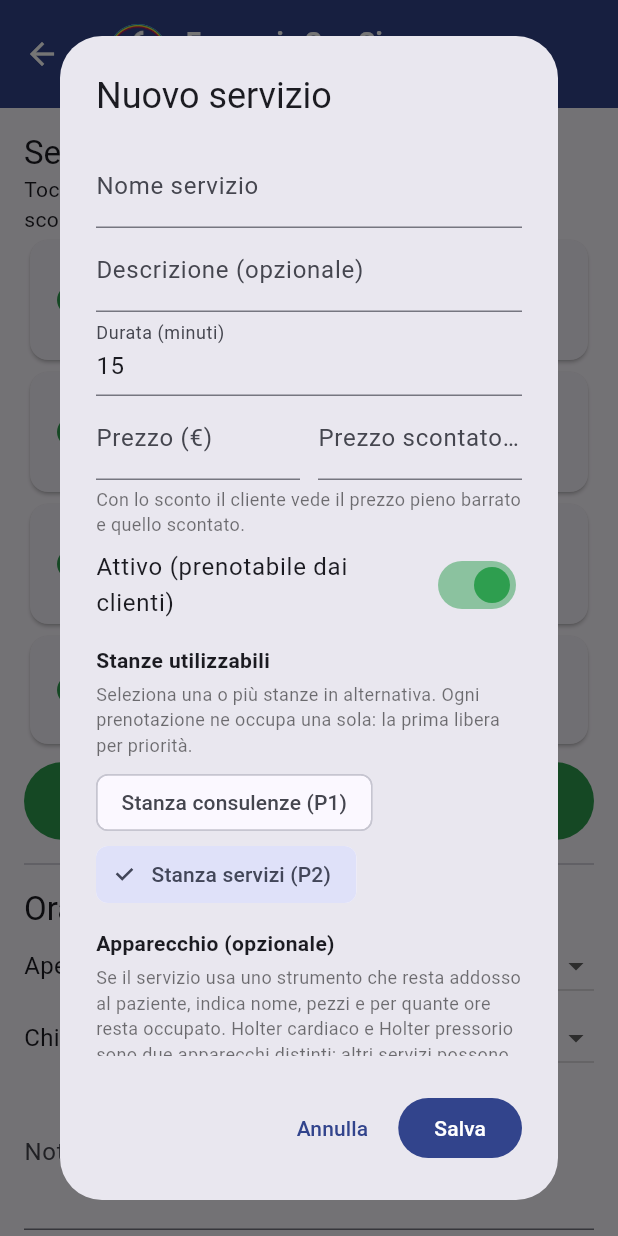
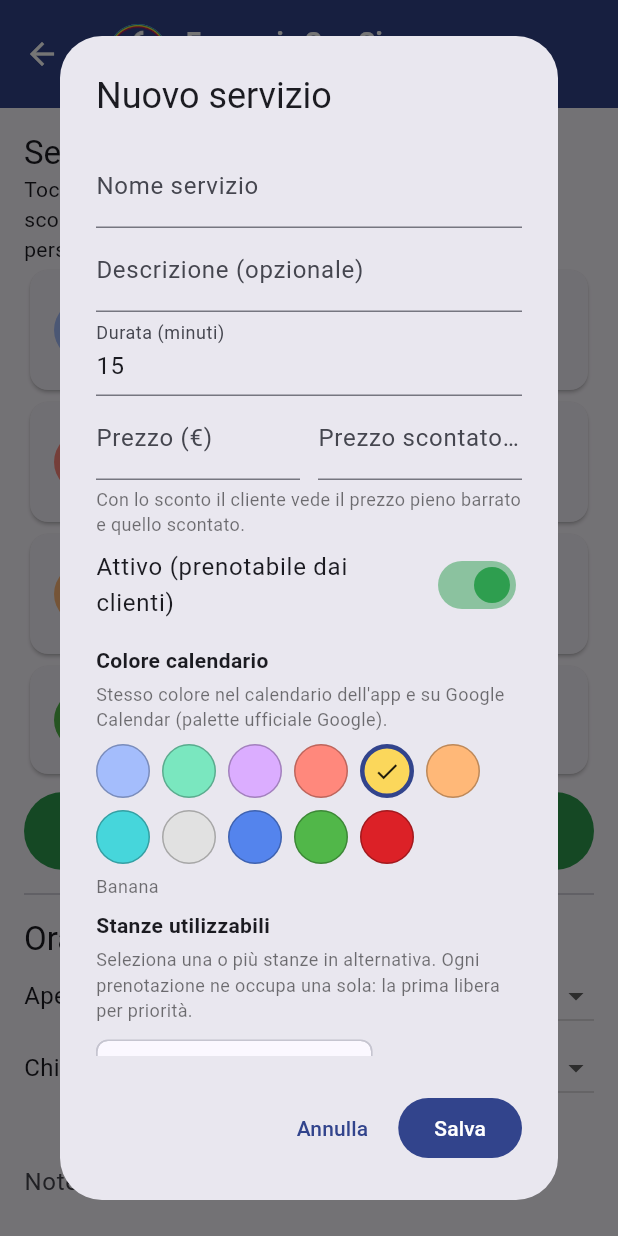
Before and after one commit to vbvaleria89/prenotazioni-farmacia, a Flutter app: the _BackofficeBody screen opened directly, after a tap on "Aggiungi servizio", on a phone screen of 412 x 824 dp. Run offline on Flutter 3.47's test engine with Material 3 defaults, Android fonts, the phone set to English and light mode, and no system bars; our stand-ins replace cloud_firestore, firebase_auth, firebase_core, image_picker; missing offline and left inert: dart:js_interop; accounts and stored records are empty; network calls fail.

Commit message:
Colore servizio in backoffice, calendario app e Google Calendar
L'admin può scegliere un colore dalla palette Google (1–11) per ogni servizio.
Il colore colora gli eventi nel calendario interno (con legenda) e viene
applicato come colorId su Google Calendar in sync/reconcile.

Co-authored-by: vbvaleria89 <vbvaleria89@users.noreply.github.com>

```diff
--- /dev/null
+++ b/lib/models/service_colors.dart
@@ -0,0 +1,80 @@
+import 'package:flutter/material.dart';
+
+/// Palette eventi Google Calendar (colorId 1–11) e hex usati nell'app.
+/// Google non accetta hex custom sugli eventi: solo questi ID.
+class ServiceColorOption {
+  final String gcalColorId;
+  final String name;
+  final String hex; // #RRGGBB
+  const ServiceColorOption(this.gcalColorId, this.name, this.hex);
+
+  Color get color => Color(int.parse('FF${hex.substring(1)}', radix: 16));
+}
+
+/// Colori ufficiali (approssimazione UI Google Calendar).
+const serviceColorPalette = <ServiceColorOption>[
+  ServiceColorOption('1', 'Lavanda', '#A4BDFC'),
+  ServiceColorOption('2', 'Salvia', '#7AE7BF'),
+  ServiceColorOption('3', 'Uva', '#DBADFF'),
+  ServiceColorOption('4', 'Fenicottero', '#FF887C'),
+  ServiceColorOption('5', 'Banana', '#FBD75B'),
+  ServiceColorOption('6', 'Mandarino', '#FFB878'),
+  ServiceColorOption('7', 'Pavone', '#46D6DB'),
+  ServiceColorOption('8', 'Grafite', '#E1E1E1'),
+  ServiceColorOption('9', 'Mirtillo', '#5484ED'),
+  ServiceColorOption('10', 'Basilico', '#51B749'),
+  ServiceColorOption('11', 'Pomodoro', '#DC2127'),
+];
+
+const kDefaultServiceGcalColorId = '9'; // Mirtillo — vicino al navy del brand
+
+ServiceColorOption serviceColorByGcalId(String? id) {
+  final want = (id ?? '').trim();
+  for (final c in serviceColorPalette) {
+    if (c.gcalColorId == want) return c;
+  }
+  return serviceColorPalette.firstWhere((c) => c.gcalColorId == kDefaultServiceGcalColorId);
+}
+
+ServiceColorOption serviceColorByHex(String? hex) {
+  final h = normalizeServiceHex(hex);
+  if (h != null) {
+    for (final c in serviceColorPalette) {
+      if (c.hex == h) return c;
+    }
+  }
+  return serviceColorByGcalId(kDefaultServiceGcalColorId);
+}
+
+/// Default stabile per servizi seed / senza colore salvato (allineato a `gcal.mjs`).
+ServiceColorOption defaultServiceColorFor({String? id, int ordine = 0}) {
+  final n = serviceColorPalette.length;
+  if (ordine > 0) return serviceColorPalette[(ordine - 1) % n];
+  var h = 0;
+  for (final u in (id ?? '').codeUnits) {
+    h = (h + u) % n;
+  }
+  return serviceColorPalette[h];
+}
+
+String? normalizeServiceHex(String? raw) {
+  if (raw == null) return null;
+  var s = raw.trim().toUpperCase();
+  if (s.isEmpty) return null;
+  if (!s.startsWith('#')) s = '#$s';
+  if (s.length == 4) {
+    s = '#${s[1]}${s[1]}${s[2]}${s[2]}${s[3]}${s[3]}';
+  }
+  if (!RegExp(r'^#[0-9A-F]{6}$').hasMatch(s)) return null;
+  return s;
+}
+
+Color colorFromServiceHex(String? hex, {Color fallback = const Color(0xFF5484ED)}) {
+  final h = normalizeServiceHex(hex);
+  if (h == null) return fallback;
+  return Color(int.parse('FF${h.substring(1)}', radix: 16));
+}
+
+/// Testo bianco o scuro a seconda della luminosità dello sfondo.
+Color contrastOn(Color bg) =>
+    bg.computeLuminance() > 0.55 ? Colors.black87 : Colors.white;
--- a/lib/models/service_type.dart
+++ b/lib/models/service_type.dart
@@ -1,8 +1,11 @@
 import 'package:cloud_firestore/cloud_firestore.dart';
+import 'package:flutter/material.dart';
 import 'device.dart';
 import 'room.dart';
+import 'service_colors.dart';
 export 'device.dart';
 export 'room.dart';
+export 'service_colors.dart';
 
 /// Stanze fisse della farmacia (1 e 2). Una prenotazione ne occupa sempre una sola.
 const int kStanza1 = 1;
@@ -35,10 +38,25 @@ class ServiceType {
   final String deviceId;
   /// Ore in cui l'apparecchio resta occupato dopo l'inizio (es. 24 per l'Holter).
   final int deviceHoldHours;
+  /// Hex `#RRGGBB` per calendario app; allineato a [gcalColorId] (palette Google 1–11).
+  final String colore;
+  /// ID colore evento Google Calendar (`1`…`11`).
+  final String gcalColorId;
 
   const ServiceType({required this.id, required this.name, required this.description, required this.duration,
       this.attivo = true, this.prezzo, this.prezzoScontato, this.giorni = const {}, this.dipendenteId = '', this.dipendenteNome = '', this.ordine = 0,
-      this.stanze = const {kStanza1}, this.deviceId = '', this.deviceHoldHours = 0});
+      this.stanze = const {kStanza1}, this.deviceId = '', this.deviceHoldHours = 0,
+      this.colore = '', this.gcalColorId = ''});
+
+  ServiceColorOption get colorOption {
+    if (gcalColorId.isNotEmpty) return serviceColorByGcalId(gcalColorId);
+    if (colore.isNotEmpty) return serviceColorByHex(colore);
+    return defaultServiceColorFor(id: id, ordine: ordine);
+  }
+
+  Color get calendarColor => colorOption.color;
+  String get effectiveGcalColorId => colorOption.gcalColorId;
+  String get effectiveColore => colorOption.hex;
 
   bool get scontato => prezzo != null && prezzoScontato != null && prezzoScontato! < prezzo!;
   double? get prezzoFinale => scontato ? prezzoScontato : prezzo;
@@ -86,7 +104,25 @@ class ServiceType {
     return out.isEmpty ? const {kStanza1} : out;
   }
 
-  factory ServiceType.fromMap(String id, Map<String, dynamic> m) => ServiceType(
+  static (String colore, String gcalColorId) _parseColor(Map<String, dynamic> m, String id, int ordine) {
+    final rawId = (m['gcalColorId'] ?? '').toString().trim();
+    final rawHex = normalizeServiceHex((m['colore'] ?? '').toString());
+    if (rawId.isNotEmpty) {
+      final opt = serviceColorByGcalId(rawId);
+      return (opt.hex, opt.gcalColorId);
+    }
+    if (rawHex != null) {
+      final opt = serviceColorByHex(rawHex);
+      return (opt.hex, opt.gcalColorId);
+    }
+    final opt = defaultServiceColorFor(id: id, ordine: ordine);
+    return (opt.hex, opt.gcalColorId);
+  }
+
+  factory ServiceType.fromMap(String id, Map<String, dynamic> m) {
+    final ordine = (m['ordine'] as num? ?? 0).toInt();
+    final colors = _parseColor(m, id, ordine);
+    return ServiceType(
         id: id,
         name: (m['nome'] ?? id) as String,
         description: (m['descrizione'] ?? '') as String,
@@ -97,11 +133,14 @@ class ServiceType {
         giorni: {for (final d in (m['giorni'] as List? ?? const [])) (d as num).toInt()},
         dipendenteId: (m['dipendenteId'] ?? '') as String,
         dipendenteNome: (m['dipendenteNome'] ?? '') as String,
-        ordine: (m['ordine'] as num? ?? 0).toInt(),
+        ordine: ordine,
         stanze: _parseStanze(m['stanze']),
         deviceId: _parseDeviceId(m, (m['nome'] ?? id) as String, id),
         deviceHoldHours: _parseHoldHours(m, (m['nome'] ?? id) as String, id),
+        colore: colors.$1,
+        gcalColorId: colors.$2,
       );
+  }
 
   factory ServiceType.fromDoc(DocumentSnapshot<Map<String, dynamic>> d) => ServiceType.fromMap(d.id, d.data() ?? {});
 
@@ -112,6 +151,8 @@ class ServiceType {
         'stanze': stanzeOrdinate,
         'deviceId': deviceId,
         'deviceHoldHours': deviceHoldHours,
+        'colore': effectiveColore,
+        'gcalColorId': effectiveGcalColorId,
         'updatedAt': FieldValue.serverTimestamp(),
       };
 
@@ -136,8 +177,8 @@ String euro(double v) => '€ ${v.toStringAsFixed(2).replaceAll('.', ',')}';
 
 // Seed iniziale (usato solo se la collezione `services` è vuota). NO Otopharma. Default Stanza 1.
 const mockServices = [
-  ServiceType(id: 'tricologico', name: 'Analisi tricologica', description: 'Check-up di capelli e cuoio capelluto', duration: Duration(minutes: 30), giorni: {2, 4}, ordine: 1, stanze: {kStanza1}),
-  ServiceType(id: 'holter', name: 'Holter Cardiaco', description: 'Applicazione Holter cardiaco', duration: Duration(minutes: 20), ordine: 2, stanze: {kStanza1}, deviceId: Device.holterId, deviceHoldHours: Device.holterDefaultHours),
-  ServiceType(id: 'holter-pressorio', name: 'Holter Pressorio', description: 'Applicazione Holter pressorio', duration: Duration(minutes: 20), ordine: 3, stanze: {kStanza1}, deviceId: Device.holterPressorioId, deviceHoldHours: Device.holterDefaultHours),
-  ServiceType(id: 'analisi', name: 'Analisi varie', description: 'Glicemia, colesterolo, ecc.', duration: Duration(minutes: 15), ordine: 4, stanze: {kStanza1}),
+  ServiceType(id: 'tricologico', name: 'Analisi tricologica', description: 'Check-up di capelli e cuoio capelluto', duration: Duration(minutes: 30), giorni: {2, 4}, ordine: 1, stanze: {kStanza1}, colore: '#A4BDFC', gcalColorId: '1'),
+  ServiceType(id: 'holter', name: 'Holter Cardiaco', description: 'Applicazione Holter cardiaco', duration: Duration(minutes: 20), ordine: 2, stanze: {kStanza1}, deviceId: Device.holterId, deviceHoldHours: Device.holterDefaultHours, colore: '#FF887C', gcalColorId: '4'),
+  ServiceType(id: 'holter-pressorio', name: 'Holter Pressorio', description: 'Applicazione Holter pressorio', duration: Duration(minutes: 20), ordine: 3, stanze: {kStanza1}, deviceId: Device.holterPressorioId, deviceHoldHours: Device.holterDefaultHours, colore: '#FFB878', gcalColorId: '6'),
+  ServiceType(id: 'analisi', name: 'Analisi varie', description: 'Glicemia, colesterolo, ecc.', duration: Duration(minutes: 15), ordine: 4, stanze: {kStanza1}, colore: '#51B749', gcalColorId: '10'),
 ];
--- a/lib/screens/staff/backoffice.dart
+++ b/lib/screens/staff/backoffice.dart
@@ -63,7 +63,7 @@ class _BackofficeState extends State<_BackofficeBody> {
   @override
   void initState() {
     super.initState();
-    bookingService.seedServicesIfEmpty().catchError((_) {});
+    bookingService.seedServicesIfEmpty().catchError((_) {}).then((_) => bookingService.seedServiceColorsIfMissing()).catchError((_) {});
     Room.seedIfEmpty().catchError((_) {});
     Device.seedIfEmpty().catchError((_) {});
     bookingService.seedHolterDevice().catchError((_) {});
@@ -109,7 +109,7 @@ class _BackofficeState extends State<_BackofficeBody> {
               Row(children: [
                 Expanded(child: Text('Servizi', style: t)),
               ]),
-              const Text('Tocca un servizio per modificare nome, durata, prezzo, sconto, giorni, stanze utilizzabili e persona.'),
+              const Text('Tocca un servizio per modificare nome, durata, prezzo, sconto, colore calendario, giorni, stanze utilizzabili e persona.'),
               StreamBuilder<List<ServiceType>>(
                 stream: bookingService.watchServices(),
                 builder: (context, snap) {
@@ -118,7 +118,10 @@ class _BackofficeState extends State<_BackofficeBody> {
                   return Column(children: [
                     for (final s in list)
                       Card(child: ListTile(
-                        leading: Icon(s.attivo ? Icons.check_circle : Icons.pause_circle, color: s.attivo ? Brand.green : Colors.grey),
+                        leading: CircleAvatar(
+                          backgroundColor: s.calendarColor,
+                          child: Icon(s.attivo ? Icons.check : Icons.pause, color: contrastOn(s.calendarColor), size: 18),
+                        ),
                         title: Text(s.name + (s.attivo ? '' : ' (disattivato)')),
                         subtitle: Text([
                           '${s.duration.inMinutes} min',
@@ -231,6 +234,9 @@ class _ServiceDialogState extends State<_ServiceDialog> {
     return h > 0 ? '$h' : '';
   }());
   late String _dipId = widget.service?.dipendenteId ?? '';
+  late String _gcalColorId = (widget.service?.effectiveGcalColorId.isNotEmpty == true)
+      ? widget.service!.effectiveGcalColorId
+      : defaultServiceColorFor(id: widget.service?.id, ordine: widget.nextOrder).gcalColorId;
 
   static String _fmt(double? v) => v == null ? '' : v.toStringAsFixed(2).replaceAll('.', ',');
   static double? _parse(String s) => s.trim().isEmpty ? null : double.tryParse(s.trim().replaceAll('€', '').replaceAll(',', '.'));
@@ -285,12 +291,14 @@ class _ServiceDialogState extends State<_ServiceDialog> {
       }
       deviceId = dev.id;
     }
+    final color = serviceColorByGcalId(_gcalColorId);
     final s = ServiceType(
       id: old?.id ?? _slug(_nome.text),
       name: _nome.text.trim(), description: _desc.text.trim(), duration: Duration(minutes: int.parse(_durata.text.trim())),
       attivo: _attivo, prezzo: _parse(_prezzo.text), prezzoScontato: _parse(_sconto.text),
       giorni: _dedicati ? _giorniSel : const {}, dipendenteId: _dipId, dipendenteNome: _persona.text.trim(), ordine: old?.ordine ?? widget.nextOrder,
       stanze: {..._stanzeSel}, deviceId: deviceId, deviceHoldHours: deviceHoldHours,
+      colore: color.hex, gcalColorId: color.gcalColorId,
     );
     try {
       await bookingService.saveService(s);
@@ -339,6 +347,40 @@ class _ServiceDialogState extends State<_ServiceDialog> {
                 style: TextStyle(fontSize: 12, color: Colors.black54))),
             SwitchListTile(contentPadding: EdgeInsets.zero, activeThumbColor: Brand.green, title: const Text('Attivo (prenotabile dai clienti)'),
                 value: _attivo, onChanged: (v) => setState(() => _attivo = v)),
+            const Padding(padding: EdgeInsets.only(top: 8, bottom: 4), child: Text('Colore calendario', style: TextStyle(fontWeight: FontWeight.w600))),
+            const Text('Stesso colore nel calendario dell\'app e su Google Calendar (palette ufficiale Google).',
+                style: TextStyle(fontSize: 12, color: Colors.black54)),
+            const SizedBox(height: 8),
+            Wrap(spacing: 8, runSpacing: 8, children: [
+              for (final c in serviceColorPalette)
+                Tooltip(
+                  message: c.name,
+                  child: InkWell(
+                    onTap: () => setState(() => _gcalColorId = c.gcalColorId),
+                    borderRadius: BorderRadius.circular(20),
+                    child: Container(
+                      width: 36,
+                      height: 36,
+                      decoration: BoxDecoration(
+                        color: c.color,
+                        shape: BoxShape.circle,
+                        border: Border.all(
+                          color: _gcalColorId == c.gcalColorId ? Brand.primary : Colors.black26,
+                          width: _gcalColorId == c.gcalColorId ? 3 : 1,
+                        ),
+                      ),
+                      child: _gcalColorId == c.gcalColorId
+                          ? Icon(Icons.check, size: 18, color: contrastOn(c.color))
+                          : null,
+                    ),
+                  ),
+                ),
+            ]),
+            Padding(
+              padding: const EdgeInsets.only(top: 6),
+              child: Text(serviceColorByGcalId(_gcalColorId).name,
+                  style: const TextStyle(fontSize: 12, color: Colors.black54)),
+            ),
             const Padding(padding: EdgeInsets.only(top: 8, bottom: 4), child: Text('Stanze utilizzabili', style: TextStyle(fontWeight: FontWeight.w600))),
             const Text('Seleziona una o più stanze in alternativa. Ogni prenotazione ne occupa una sola: la prima libera per priorità.',
                 style: TextStyle(fontSize: 12, color: Colors.black54)),
--- a/lib/services/booking_service.dart
+++ b/lib/services/booking_service.dart
@@ -176,6 +176,23 @@ class BookingService extends ChangeNotifier {
 
   Future<void> saveService(ServiceType s) => servicesRef.doc(s.id).set(s.toMap(), SetOptions(merge: true));
 
+  /// Migrazione: servizi senza `colore`/`gcalColorId` ricevono un default dalla palette Google.
+  Future<void> seedServiceColorsIfMissing() async {
+    final q = await servicesRef.get();
+    for (final d in q.docs) {
+      final raw = d.data();
+      final hasId = (raw['gcalColorId'] ?? '').toString().trim().isNotEmpty;
+      final hasHex = (raw['colore'] ?? '').toString().trim().isNotEmpty;
+      if (hasId && hasHex) continue;
+      final s = ServiceType.fromDoc(d);
+      await d.reference.set({
+        'colore': s.effectiveColore,
+        'gcalColorId': s.effectiveGcalColorId,
+        'updatedAt': FieldValue.serverTimestamp(),
+      }, SetOptions(merge: true));
+    }
+  }
+
   /// Seed/migrazione: se `services` è vuota crea i servizi di base, importando giorni e persona del tricologico da settings.
   Future<void> seedServicesIfEmpty() async {
     if ((await servicesRef.limit(1).get()).docs.isNotEmpty) return;
@@ -184,7 +201,8 @@ class BookingService extends ChangeNotifier {
       final t = s.id == 'tricologico';
       await saveService(ServiceType(id: s.id, name: s.name, description: s.description, duration: s.duration, ordine: s.ordine,
           giorni: t ? cfg.tricologicoDays : const {}, dipendenteId: t ? cfg.tricologoEmployeeId : '', dipendenteNome: t ? cfg.tricologoNome : '',
-          stanze: s.stanze, deviceId: s.deviceId, deviceHoldHours: s.deviceHoldHours));
+          stanze: s.stanze, deviceId: s.deviceId, deviceHoldHours: s.deviceHoldHours,
+          colore: s.effectiveColore, gcalColorId: s.effectiveGcalColorId));
     }
   }
 
```
Also changed, not shown: lib/screens/staff/staff_calendar.dart (+57 -17 lines), lib/services/google_calendar_service.dart (+7 -4 lines), 3 other files.
